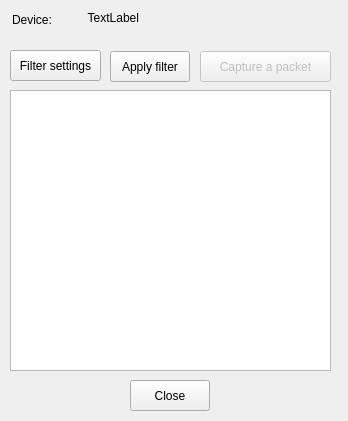
The window that packetcapturewindow.ui (AONunan/FinalYearProject) describes before a commit, drawn with Qt 5.
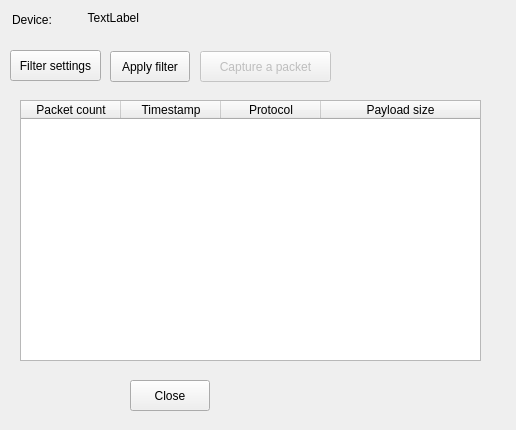
The same window after the commit.

Commit message: Added table to display captured packets

```diff
--- a/packetcapturewindow.ui
+++ b/packetcapturewindow.ui
@@ -6,8 +6,8 @@
    <rect>
     <x>0</x>
     <y>0</y>
-    <width>348</width>
-    <height>421</height>
+    <width>516</width>
+    <height>430</height>
    </rect>
   </property>
   <property name="windowTitle">
@@ -42,16 +42,6 @@
     <string>Close</string>
    </property>
   </widget>
-  <widget class="QListWidget" name="listWidget_packets">
-   <property name="geometry">
-    <rect>
-     <x>10</x>
-     <y>90</y>
-     <width>321</width>
-     <height>281</height>
-    </rect>
-   </property>
-  </widget>
   <widget class="QPushButton" name="button_applyFilter">
    <property name="geometry">
     <rect>
@@ -107,6 +97,60 @@
     <string>Filter settings</string>
    </property>
   </widget>
+  <widget class="QTableWidget" name="tableWidget_packets">
+   <property name="geometry">
+    <rect>
+     <x>20</x>
+     <y>100</y>
+     <width>461</width>
+     <height>261</height>
+    </rect>
+   </property>
+   <property name="sizePolicy">
+    <sizepolicy hsizetype="Expanding" vsizetype="Expanding">
+     <horstretch>0</horstretch>
+     <verstretch>0</verstretch>
+    </sizepolicy>
+   </property>
+   <property name="frameShape">
+    <enum>QFrame::StyledPanel</enum>
+   </property>
+   <property name="alternatingRowColors">
+    <bool>true</bool>
+   </property>
+   <property name="rowCount">
+    <number>0</number>
+   </property>
+   <property name="columnCount">
+    <number>4</number>
+   </property>
+   <attribute name="horizontalHeaderStretchLastSection">
+    <bool>true</bool>
+   </attribute>
+   <attribute name="verticalHeaderStretchLastSection">
+    <bool>false</bool>
+   </attribute>
+   <column>
+    <property name="text">
+     <string>Packet count</string>
+    </property>
+   </column>
+   <column>
+    <property name="text">
+     <string>Timestamp</string>
+    </property>
+   </column>
+   <column>
+    <property name="text">
+     <string>Protocol</string>
+    </property>
+   </column>
+   <column>
+    <property name="text">
+     <string>Payload size</string>
+    </property>
+   </column>
+  </widget>
  </widget>
  <resources/>
  <connections/>
```
The commit also changes 5 other files.
